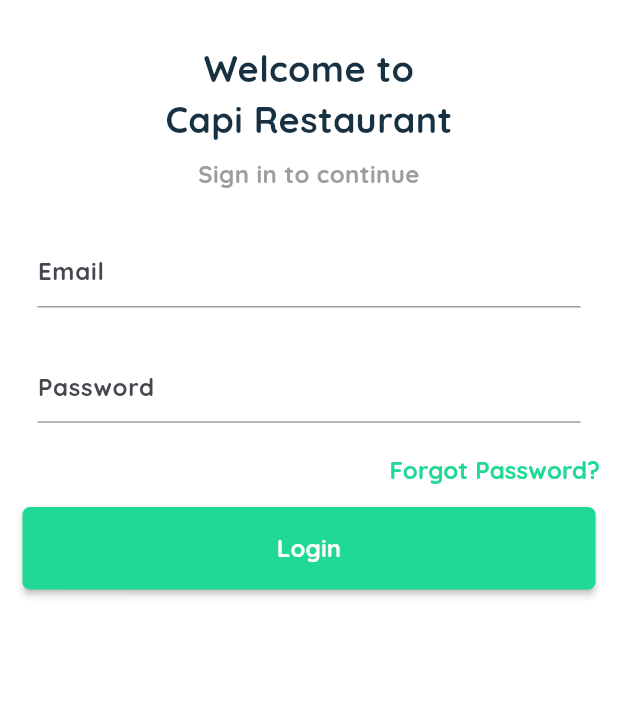
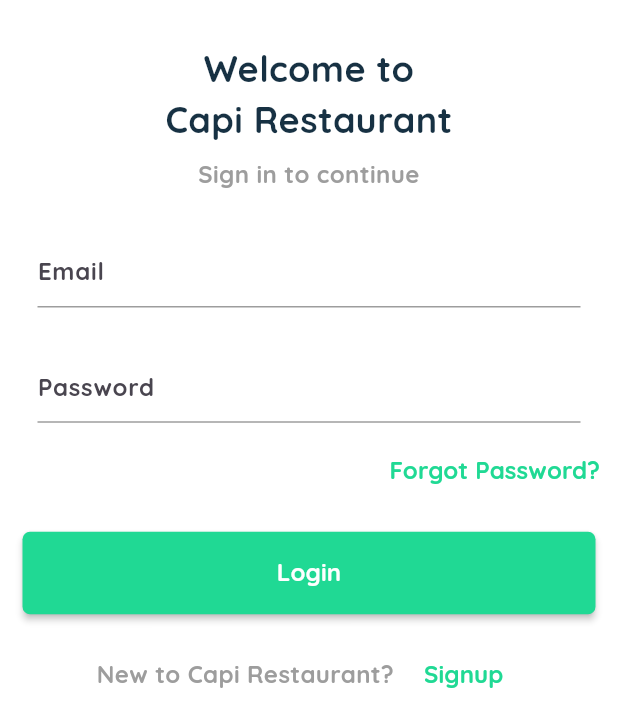
Before and after one commit to Gaitan19/flutterClass, a Flutter app: the screen it shows after launch, after a tap on "Login", on a phone screen of 412 x 824 dp. Shown: the top 727 px of the screen. Run offline on Flutter 3.47's test engine with Material 3 defaults, Android fonts, the phone set to English and light mode, and no system bars; our stand-ins replace dio, flutter_slidable, shared_preferences.

Commit message:
feat: Update LineTextField widget to include a keyboardType parameter

```diff
--- a/flutterProyects/foot_restauran_app/lib/common_widget/line_textfield.dart
+++ b/flutterProyects/foot_restauran_app/lib/common_widget/line_textfield.dart
@@ -1,17 +1,19 @@
 import 'package:flutter/material.dart';
 import 'package:foot_restauran_app/common/color_extenstion.dart';
 
-class LineTextfield extends StatelessWidget {
+class LineTextField extends StatelessWidget {
   final TextEditingController controller;
 
   final String hitText;
+  final TextInputType? keyboardType;
 
   final bool obscureText;
 
-  const LineTextfield(
+  const LineTextField(
       {super.key,
       required this.controller,
       required this.hitText,
+      this.keyboardType,
       this.obscureText = false});
 
   @override
@@ -19,6 +21,7 @@ class LineTextfield extends StatelessWidget {
     return Container(
       padding: const EdgeInsets.symmetric(horizontal: 25),
       child: TextField(
+        keyboardType: keyboardType,
         controller: controller,
         style: const TextStyle(fontSize: 16, fontWeight: FontWeight.w700),
         obscureText: obscureText,
--- a/flutterProyects/foot_restauran_app/lib/view/login/login_view.dart
+++ b/flutterProyects/foot_restauran_app/lib/view/login/login_view.dart
@@ -53,11 +53,11 @@ class _LoginViewState extends State<LoginView> {
                 SizedBox(
                   height: media.width * 0.07,
                 ),
-                LineTextfield(controller: txtEmail, hitText: "Email"),
+                LineTextField(controller: txtEmail, hitText: "Email"),
                 SizedBox(
                   height: media.width * 0.07,
                 ),
-                LineTextfield(
+                LineTextField(
                   controller: txtPassword,
                   hitText: "Password",
                   obscureText: true,
@@ -80,11 +80,43 @@ class _LoginViewState extends State<LoginView> {
                         )),
                   ],
                 ),
+                SizedBox(
+                  height: media.width * 0.04,
+                ),
                 RoundButton(
                   title: "Login",
                   onPressed: () {},
                   type: RoundButtonType.primary,
-                )
+                ),
+                SizedBox(
+                  height: media.width * 0.04,
+                ),
+                Row(
+                  mainAxisAlignment: MainAxisAlignment.center,
+                  children: [
+                    Text(
+                      "New to Capi Restaurant?",
+                      textAlign: TextAlign.center,
+                      style: TextStyle(
+                          color: TColor.gray,
+                          fontSize: 16,
+                          fontWeight: FontWeight.w700),
+                    ),
+                    const SizedBox(
+                      width: 8,
+                    ),
+                    TextButton(
+                        onPressed: () {},
+                        child: Text(
+                          "Signup",
+                          textAlign: TextAlign.center,
+                          style: TextStyle(
+                              color: TColor.primary,
+                              fontSize: 16,
+                              fontWeight: FontWeight.w700),
+                        )),
+                  ],
+                ),
               ],
             ),
           ),
```
Also changed, not shown: flutterProyects/foot_restauran_app/lib/view/login/forgot_password_view.dart (added, +87 -0 lines).
